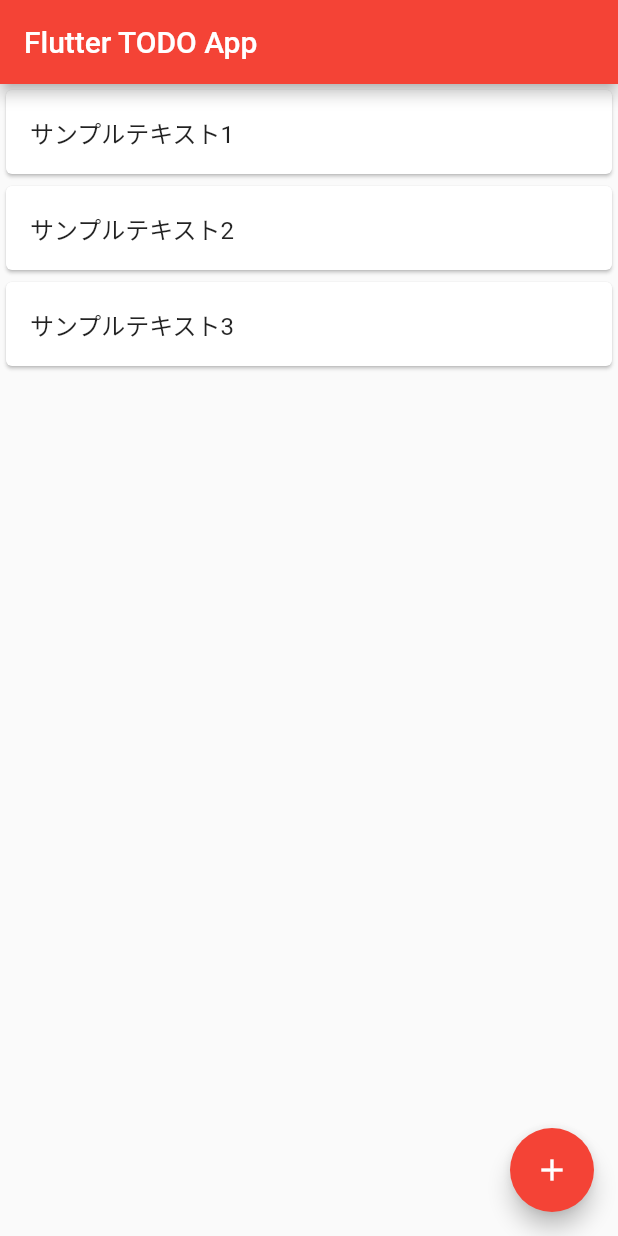
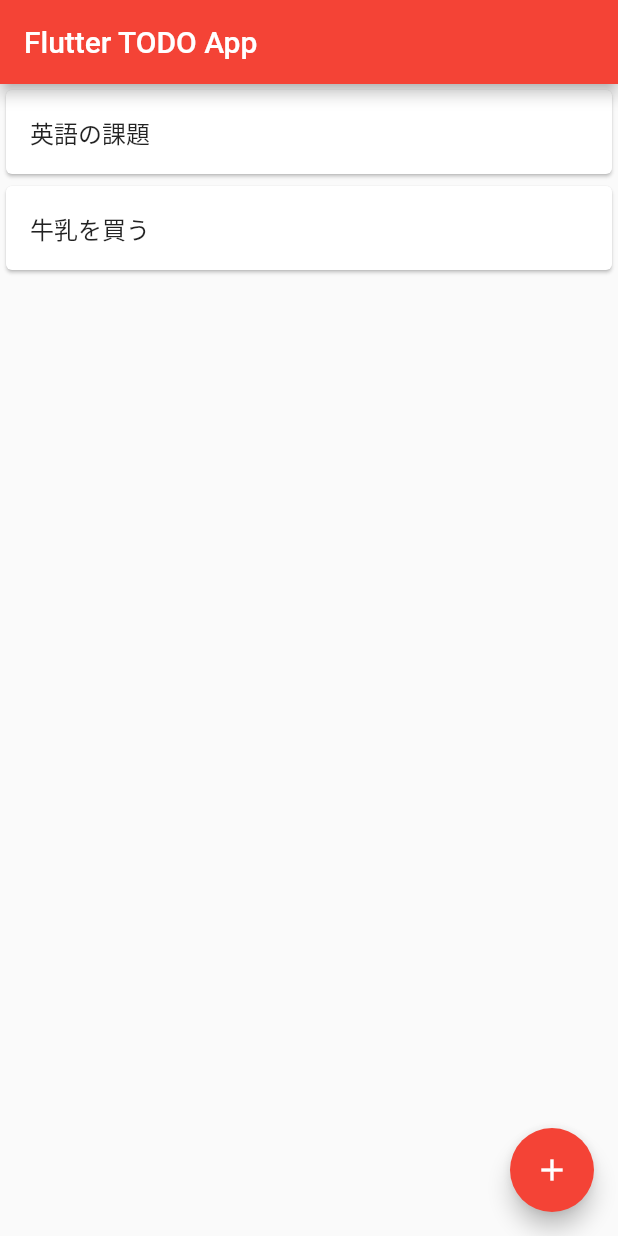
Before and after one commit to takumma/flutter_hands_on_sample, a Flutter app: the screen it shows after launch, on a phone screen of 412 x 824 dp. Run offline on Flutter 3.47's test engine with Material 2 defaults, Android fonts, the light colour scheme and no system bars.

Commit message:
ListView.builder()

```diff
--- a/lib/my_home_page.dart
+++ b/lib/my_home_page.dart
@@ -10,6 +10,11 @@
 }
 
 class _MyHomePageState extends State<MyHomePage> {
+  List<String> _todoItems = [
+    "英語の課題",
+    "牛乳を買う",
+  ];
+
   int _counter = 0;
 
   void _incrementCounter() {
@@ -24,24 +29,15 @@
       appBar: AppBar(
         title: Text(widget.title),
       ),
-      body: ListView(
-        children: [
-          Card(
+      body: ListView.builder(
+        itemCount: _todoItems.length,
+        itemBuilder: (BuildContext context, int index) {
+          return Card(
             child: ListTile(
-              title: Text("サンプルテキスト1"),
+              title: Text(_todoItems[index]),
             ),
-          ),
-          Card(
-            child: ListTile(
-              title: Text("サンプルテキスト2"),
-            ),
-          ),
-          Card(
-            child: ListTile(
-              title: Text("サンプルテキスト3"),
-            ),
-          ),
-        ],
+          );
+        },
       ),
       floatingActionButton: FloatingActionButton(
         onPressed: _incrementCounter,
```
